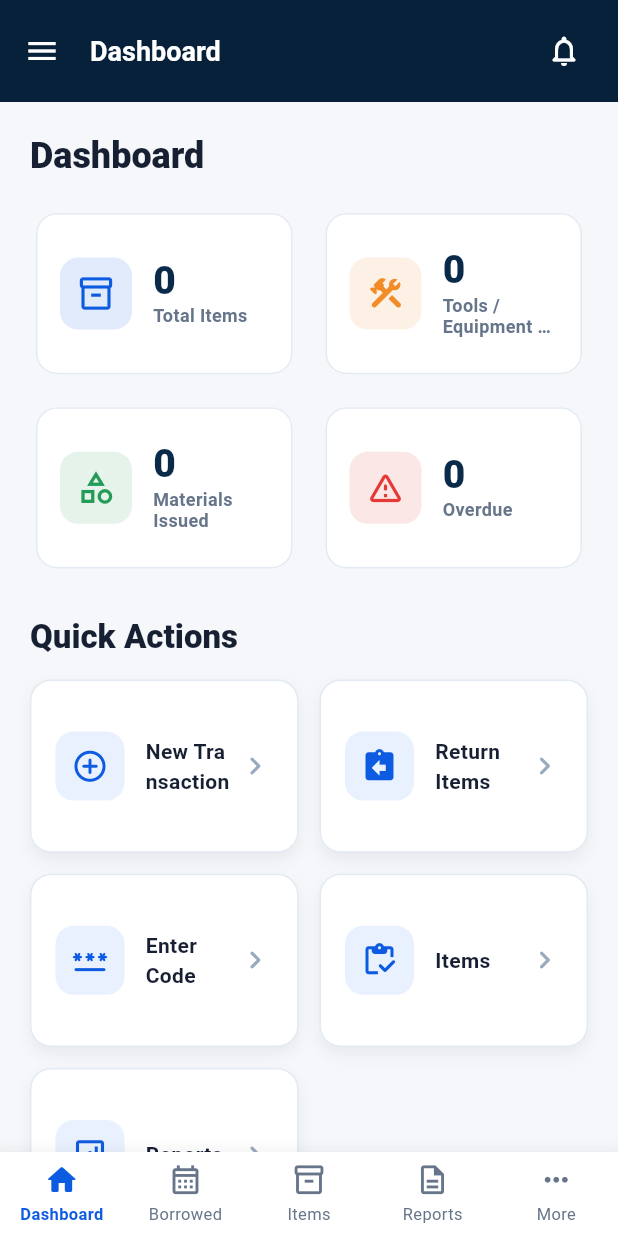
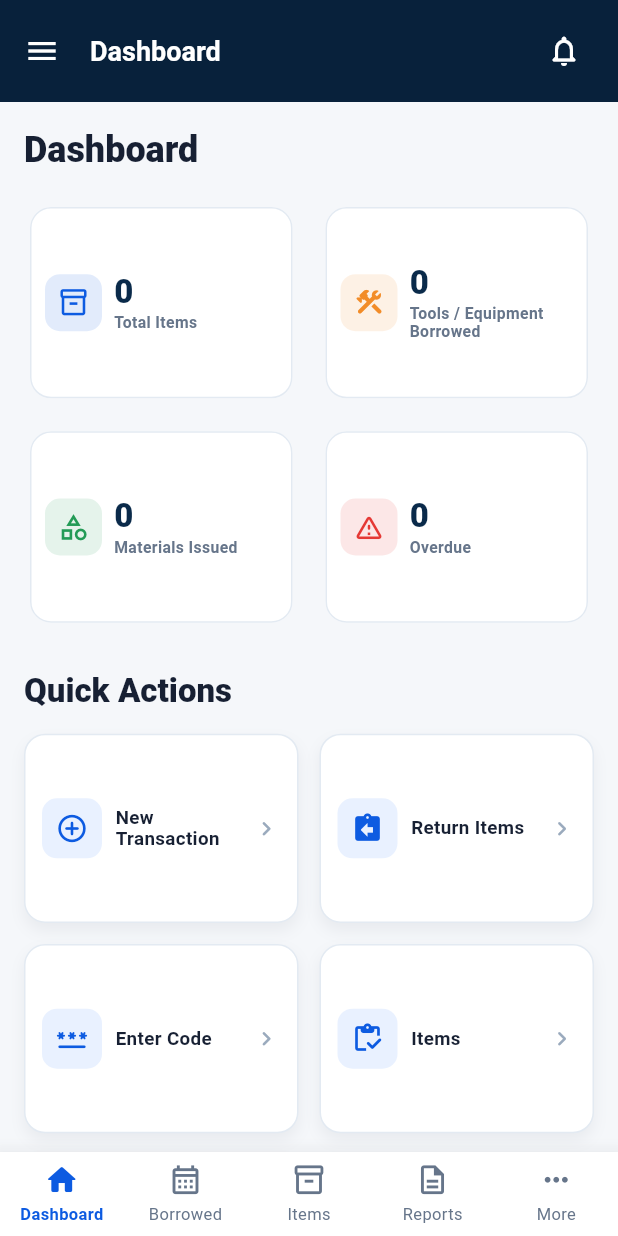
Before and after one commit to JamesSerenio/warehouse, a Flutter app: the DashboardScreen screen opened directly, on a phone screen of 412 x 824 dp. Run offline on Flutter 3.47's test engine with Material 3 defaults, Android fonts, the phone set to English and light mode, and no system bars; our stand-ins replace image_picker, supabase_flutter; missing offline and left inert: dart:html; accounts and stored records are empty.

Commit message:
fix report

```diff
--- a/lib/functions/returns/partial_return_function.dart
+++ /dev/null
@@ -1,2 +0,0 @@
-/// Reserved for partial-return calculations when that module is implemented.
-abstract final class PartialReturnFunction {}
--- a/lib/functions/returns/return_item_function.dart
+++ /dev/null
@@ -1,2 +0,0 @@
-/// Reserved for item returns when the returns module is implemented.
-abstract final class ReturnItemFunction {}
--- a/lib/functions/returns/verify_return_function.dart
+++ /dev/null
@@ -1,2 +0,0 @@
-/// Reserved for return verification when that module is implemented.
-abstract final class VerifyReturnFunction {}
--- a/lib/screens/dashboard_screen.dart
+++ b/lib/screens/dashboard_screen.dart
@@ -129,9 +129,17 @@ class _DashboardScreenState extends State<DashboardScreen> {
         backgroundColor: const Color(0xFF08213B),
         foregroundColor: Colors.white,
         titleSpacing: 4,
-        title: const Text(
-          'Dashboard',
-          style: TextStyle(fontSize: 18, fontWeight: FontWeight.w700),
+        title: const Row(
+          children: [
+            Expanded(
+              child: Text(
+                'Dashboard',
+                maxLines: 1,
+                overflow: TextOverflow.ellipsis,
+                style: TextStyle(fontSize: 18, fontWeight: FontWeight.w700),
+              ),
+            ),
+          ],
         ),
         actions: [
           IconButton(
@@ -151,7 +159,7 @@ class _DashboardScreenState extends State<DashboardScreen> {
             onRefresh: _refreshDashboard,
             child: SingleChildScrollView(
               physics: const AlwaysScrollableScrollPhysics(),
-              padding: const EdgeInsets.all(20),
+              padding: EdgeInsets.all(width < 600 ? 16 : 20),
               child: Center(
                 child: ConstrainedBox(
                   constraints: const BoxConstraints(maxWidth: 1280),
@@ -173,7 +181,11 @@ class _DashboardScreenState extends State<DashboardScreen> {
                         physics: const NeverScrollableScrollPhysics(),
                         crossAxisSpacing: 14,
                         mainAxisSpacing: 14,
-                        childAspectRatio: width >= 900 ? 1.75 : 1.55,
+                        childAspectRatio: width >= 900
+                            ? 1.75
+                            : width <= 500
+                            ? 1.35
+                            : 1.55,
                         children: [
                           DashboardStatCard(
                             label: 'Total Items',
@@ -218,7 +230,11 @@ class _DashboardScreenState extends State<DashboardScreen> {
                         physics: const NeverScrollableScrollPhysics(),
                         crossAxisSpacing: 14,
                         mainAxisSpacing: 14,
-                        childAspectRatio: width >= 800 ? 2.25 : 1.55,
+                        childAspectRatio: width >= 800
+                            ? 2.25
+                            : width <= 500
+                            ? 1.45
+                            : 1.55,
                         children: [
                           QuickActionCard(
                             label: 'New Transaction',
--- a/lib/widgets/dashboard_stat_card.dart
+++ b/lib/widgets/dashboard_stat_card.dart
@@ -8,8 +8,7 @@ class DashboardStatCard extends StatelessWidget {
     required this.icon,
     required this.accentColor,
   });
-  final String label;
-  final String value;
+  final String label, value;
   final IconData icon;
   final Color accentColor;
 
@@ -21,20 +20,26 @@ class DashboardStatCard extends StatelessWidget {
       borderRadius: BorderRadius.circular(14),
       side: const BorderSide(color: Color(0xFFE3EAF2)),
     ),
-    child: Padding(
-      padding: const EdgeInsets.symmetric(horizontal: 16, vertical: 13),
+    child: LayoutBuilder(
+      builder: (context, constraints) {
+        final compact = constraints.maxWidth < 210;
+        return Padding(
+          padding: EdgeInsets.symmetric(
+            horizontal: compact ? 10 : 16,
+            vertical: compact ? 10 : 13,
+          ),
           child: Row(
             children: [
               Container(
-            width: 48,
-            height: 48,
+                width: compact ? 38 : 48,
+                height: compact ? 38 : 48,
                 decoration: BoxDecoration(
                   color: accentColor.withValues(alpha: .12),
-              borderRadius: BorderRadius.circular(12),
+                  borderRadius: BorderRadius.circular(compact ? 10 : 12),
                 ),
-            child: Icon(icon, color: accentColor, size: 26),
+                child: Icon(icon, color: accentColor, size: compact ? 21 : 26),
               ),
-          const SizedBox(width: 14),
+              SizedBox(width: compact ? 8 : 14),
               Expanded(
                 child: Column(
                   mainAxisSize: MainAxisSize.min,
@@ -43,9 +48,9 @@ class DashboardStatCard extends StatelessWidget {
                   children: [
                     Text(
                       value,
-                  style: const TextStyle(
-                    color: Color(0xFF0A2A4A),
-                    fontSize: 26,
+                      style: TextStyle(
+                        color: const Color(0xFF0A2A4A),
+                        fontSize: compact ? 22 : 26,
                         fontWeight: FontWeight.w800,
                         height: 1,
                       ),
@@ -56,9 +61,9 @@ class DashboardStatCard extends StatelessWidget {
                         label,
                         maxLines: 2,
                         overflow: TextOverflow.ellipsis,
-                    style: const TextStyle(
-                      color: Color(0xFF66758A),
-                      fontSize: 12,
+                        style: TextStyle(
+                          color: const Color(0xFF66758A),
+                          fontSize: compact ? 10.5 : 12,
                           fontWeight: FontWeight.w600,
                           height: 1.15,
                         ),
@@ -69,6 +74,8 @@ class DashboardStatCard extends StatelessWidget {
               ),
             ],
           ),
+        );
+      },
     ),
   );
 }
--- a/lib/widgets/quick_action_card.dart
+++ b/lib/widgets/quick_action_card.dart
@@ -45,40 +45,50 @@ class _QuickActionCardState extends State<QuickActionCard> {
         child: InkWell(
           onTap: widget.onTap,
           splashColor: const Color(0x220D5BE1),
-          child: Padding(
-            padding: const EdgeInsets.all(16),
+          child: LayoutBuilder(
+            builder: (context, constraints) {
+              final compact = constraints.maxWidth < 210;
+              return Padding(
+                padding: EdgeInsets.all(compact ? 11 : 16),
                 child: Row(
                   children: [
                     Container(
-                  width: 46,
-                  height: 46,
+                      width: compact ? 40 : 46,
+                      height: compact ? 40 : 46,
                       decoration: BoxDecoration(
                         color: const Color(0xFFE9F1FF),
-                    borderRadius: BorderRadius.circular(12),
+                        borderRadius: BorderRadius.circular(compact ? 10 : 12),
                       ),
                       child: Icon(
                         widget.icon,
                         color: const Color(0xFF0D5BE1),
-                    size: 25,
+                        size: compact ? 22 : 25,
                       ),
                     ),
-                const SizedBox(width: 14),
+                    SizedBox(width: compact ? 9 : 14),
                     Expanded(
                       child: Text(
                         widget.label,
-                    style: const TextStyle(
-                      color: Color(0xFF172033),
-                      fontSize: 14,
+                        maxLines: 2,
+                        overflow: TextOverflow.ellipsis,
+                        softWrap: true,
+                        style: TextStyle(
+                          color: const Color(0xFF172033),
+                          fontSize: compact ? 12.5 : 14,
                           fontWeight: FontWeight.w700,
+                          height: 1.15,
                         ),
                       ),
                     ),
-                const Icon(
+                    Icon(
                       Icons.chevron_right_rounded,
-                  color: Color(0xFF9AAABD),
+                      color: const Color(0xFF9AAABD),
+                      size: compact ? 19 : 24,
                     ),
                   ],
                 ),
+              );
+            },
           ),
         ),
       ),
```
Also changed, not shown: lib/screens/return_items_screen.dart (deleted, +0 -11 lines), lib/widgets/modals/return_items_modal.dart (deleted, +0 -91 lines), 1 other file. Lines whose indentation alone changed are shown as unchanged.
